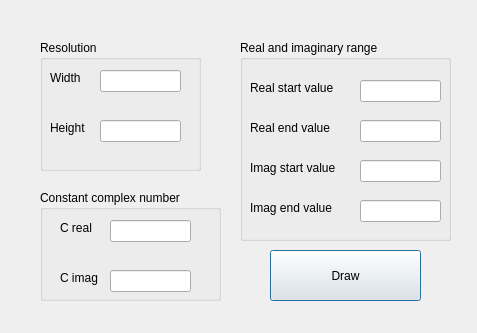
Old version of the form Interface/Design/Input.ui in the repository PatrickSchroder98/Fractal-Art.
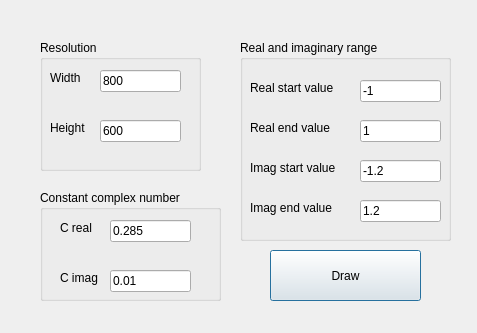
New version of the form.

```diff
--- a/Interface/Design/Input.ui
+++ b/Interface/Design/Input.ui
@@ -63,6 +63,9 @@
       <height>22</height>
      </rect>
     </property>
+    <property name="text">
+     <string>800</string>
+    </property>
    </widget>
    <widget class="QLineEdit" name="lineEdit_2">
     <property name="geometry">
@@ -73,6 +76,9 @@
       <height>22</height>
      </rect>
     </property>
+    <property name="text">
+     <string>600</string>
+    </property>
    </widget>
   </widget>
   <widget class="QGroupBox" name="groupBox_2">
@@ -96,6 +102,9 @@
       <height>22</height>
      </rect>
     </property>
+    <property name="text">
+     <string>-1</string>
+    </property>
    </widget>
    <widget class="QLabel" name="label_3">
     <property name="geometry">
@@ -119,6 +128,9 @@
       <height>22</height>
      </rect>
     </property>
+    <property name="text">
+     <string>1</string>
+    </property>
    </widget>
    <widget class="QLabel" name="label_4">
     <property name="geometry">
@@ -155,6 +167,9 @@
       <height>22</height>
      </rect>
     </property>
+    <property name="text">
+     <string>-1.2</string>
+    </property>
    </widget>
    <widget class="QLineEdit" name="lineEdit_6">
     <property name="geometry">
@@ -165,6 +180,9 @@
       <height>22</height>
      </rect>
     </property>
+    <property name="text">
+     <string>1.2</string>
+    </property>
    </widget>
    <widget class="QLabel" name="label_6">
     <property name="geometry">
@@ -204,6 +222,9 @@
       <height>22</height>
      </rect>
     </property>
+    <property name="text">
+     <string>0.285</string>
+    </property>
    </widget>
    <widget class="QLabel" name="label_7">
     <property name="geometry">
@@ -240,6 +261,9 @@
       <height>22</height>
      </rect>
     </property>
+    <property name="text">
+     <string>0.01</string>
+    </property>
    </widget>
   </widget>
   <widget class="QPushButton" name="pushButton">
```
Left out of the diff: 2 changed lines with no effect on the pictures.
